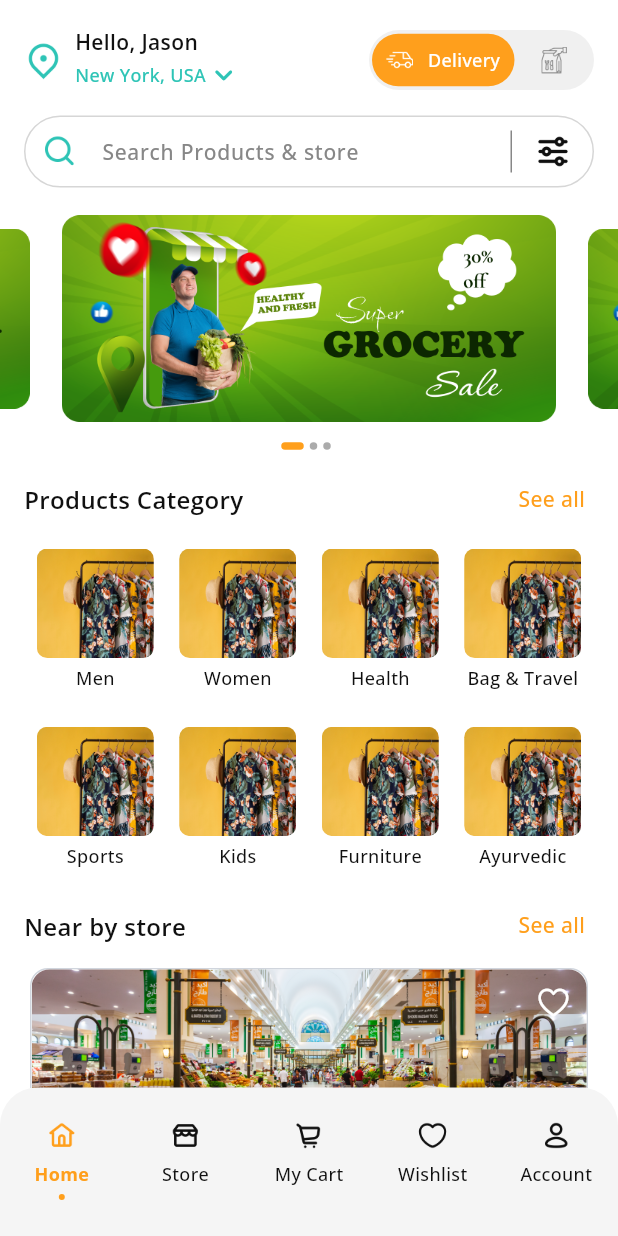
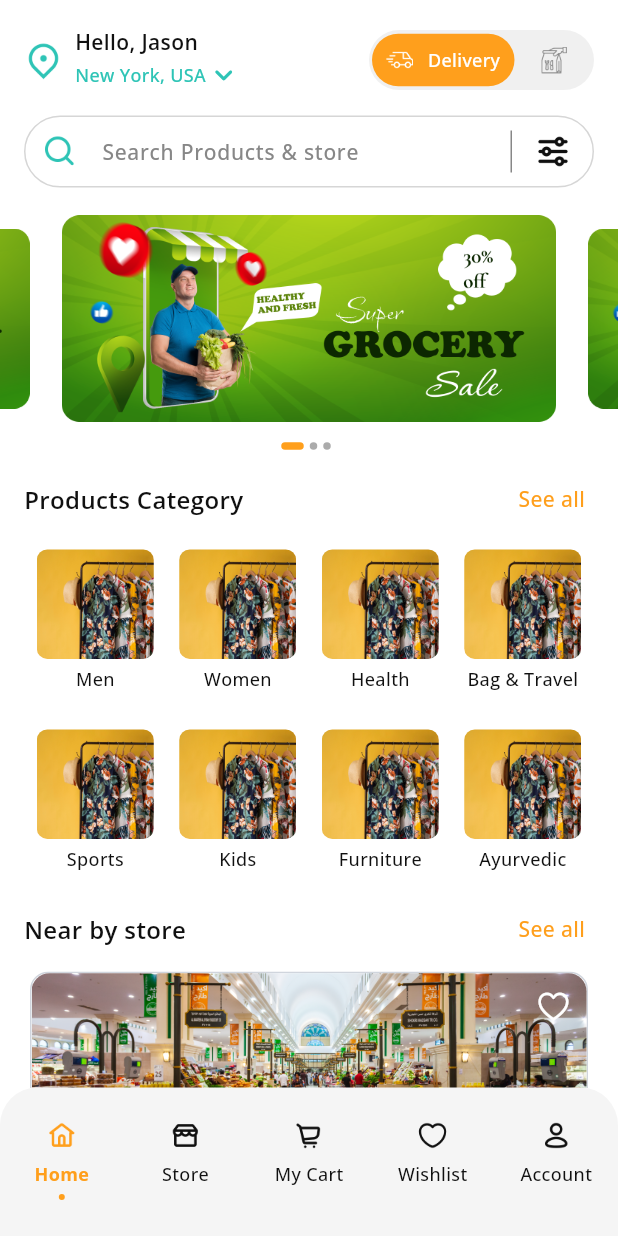
Before and after one commit to CBIPatel-Git/Local-First, a Flutter app: the BottomNavigationScreen screen opened directly, on a phone screen of 412 x 824 dp. Run offline on Flutter 3.47's test engine with Material 3 defaults, Android fonts, the phone set to English and light mode, and no system bars; drawn by our look-alikes of carousel_slider; our stand-ins replace connectivity_plus, dio, dotted_line, dropdown_button2, firebase_auth, firebase_core and 12 more; missing offline and left inert: flutter_login_facebook, flutter_polyline_points; accounts and stored records are empty.

Commit message:
normal changes

```diff
--- a/lib/Utility/common_function.dart
+++ b/lib/Utility/common_function.dart
@@ -137,13 +137,6 @@ final submittedPinTheme = defaultPinTheme.copyWith(
   ),
 );
 
-double getSliverGridDelegate(BuildContext context) {
-  return getScreenHeight(context) < 810
-      ? 2 / 2.7
-      : getScreenHeight(context) < 850
-          ? 2 / 2.5
-          : 2 / 2.4;
-}
 
 void showToast({required String message, Color? bgColor, Toast? toastLength}) {
   Fluttertoast.showToast(
--- a/lib/View/Authentication/create_account_screen.dart
+++ b/lib/View/Authentication/create_account_screen.dart
@@ -66,6 +66,7 @@ class _CreateAccountScreenState extends State<CreateAccountScreen> {
                           labelText: 'Mobile Number',
                           hintText: '+91 98765432190',
                           textEditingController: numberController,
+                          keyboardType: TextInputType.number,
                           validationFunction: (val) {
                             return phoneNumberValidation(val);
                           }),
@@ -74,6 +75,7 @@ class _CreateAccountScreenState extends State<CreateAccountScreen> {
                           labelText: 'Email Address',
                           hintText: 'Albertstevano@gmail.com',
                           textEditingController: emailController,
+                          keyboardType: TextInputType.emailAddress,
                           validationFunction: (val) {
                             return emailValidation(val);
                           }),
--- a/lib/View/Authentication/login_screen.dart
+++ b/lib/View/Authentication/login_screen.dart
@@ -65,6 +65,7 @@ class _LoginScreenState extends State<LoginScreen> {
                           labelText: 'Mobile Number',
                           hintText: '+91 98765432190',
                           textEditingController: numberController,
+                          keyboardType: TextInputType.number,
                           validationFunction: (val) {
                             return phoneNumberValidation(val);
                           }),
@@ -73,6 +74,7 @@ class _LoginScreenState extends State<LoginScreen> {
                           labelText: 'Email Address',
                           hintText: 'Albertstevano@gmail.com',
                           textEditingController: emailController,
+                          keyboardType: TextInputType.emailAddress,
                           validationFunction: (val) {
                             return emailValidation(val);
                           }),
--- a/lib/View/Dashboard/Home/all_category_screen.dart
+++ b/lib/View/Dashboard/Home/all_category_screen.dart
@@ -134,8 +134,8 @@ class _AllCategoryScreenState extends State<AllCategoryScreen> {
                               return GridView.builder(
                                 shrinkWrap: true,
                                 itemCount: selectedCategory.value + 1,
-                                gridDelegate: SliverGridDelegateWithFixedCrossAxisCount(
-                                    crossAxisCount: 3, childAspectRatio: getSliverGridDelegate(context)/*2 / 2.5*/),
+                                gridDelegate: const SliverGridDelegateWithFixedCrossAxisCount(
+                                    crossAxisCount: 3, mainAxisExtent: 115),
                                 itemBuilder: (context, index) {
                                   return Column(
                                     children: [
--- a/lib/View/Dashboard/Home/home_screen.dart
+++ b/lib/View/Dashboard/Home/home_screen.dart
@@ -151,9 +151,9 @@ class _HomeScreenState extends State<HomeScreen> {
                                 physics: const NeverScrollableScrollPhysics(),
                                 itemCount: kHomeController.productCategoryList.length,
                                 shrinkWrap: true,
-                                gridDelegate: SliverGridDelegateWithFixedCrossAxisCount(
+                                gridDelegate: const SliverGridDelegateWithFixedCrossAxisCount(
                                     crossAxisCount: 4,
-                                    childAspectRatio: getSliverGridDelegate(context)),
+                                    mainAxisExtent: 120),
                                 itemBuilder: (context, index) {
                                   return Column(
                                     mainAxisAlignment: MainAxisAlignment.center,
@@ -360,9 +360,9 @@ class _HomeScreenState extends State<HomeScreen> {
                             physics: const NeverScrollableScrollPhysics(),
                             itemCount: kHomeController.todayOfferList.length,
                             shrinkWrap: true,
-                            gridDelegate: SliverGridDelegateWithFixedCrossAxisCount(
+                            gridDelegate: const SliverGridDelegateWithFixedCrossAxisCount(
                                 crossAxisCount: 2,
-                                childAspectRatio: getSliverGridDelegate(context)),
+                                mainAxisExtent: 220),
                             itemBuilder: (context, index) {
                               return Container(
                                 decoration: BoxDecoration(
--- a/lib/View/Dashboard/Home/product_details_screen.dart
+++ b/lib/View/Dashboard/Home/product_details_screen.dart
@@ -434,10 +434,9 @@ class _ProductDetailsScreenState extends State<ProductDetailsScreen> {
                               shrinkWrap: true,
                               itemCount: 4,
                               physics: const NeverScrollableScrollPhysics(),
-                              gridDelegate: SliverGridDelegateWithFixedCrossAxisCount(
+                              gridDelegate: const SliverGridDelegateWithFixedCrossAxisCount(
                                   crossAxisCount: 2,
-                                  childAspectRatio:
-                                      getScreenHeight(context) < 810 ? 2 / 3.02 : 2 / 2.85),
+                                  mainAxisExtent: 250),
                               itemBuilder: (context, index) {
                                 return Container(
                                   margin: const EdgeInsets.symmetric(horizontal: 4, vertical: 8),
--- a/lib/View/Dashboard/Store/store_detail_screen.dart
+++ b/lib/View/Dashboard/Store/store_detail_screen.dart
@@ -168,8 +168,8 @@ class _StoreDetailScreenState extends State<StoreDetailScreen> {
                           physics: const NeverScrollableScrollPhysics(),
                           itemCount: 6,
                           shrinkWrap: true,
-                          gridDelegate: SliverGridDelegateWithFixedCrossAxisCount(
-                              crossAxisCount: 4, childAspectRatio: getSliverGridDelegate(context)),
+                          gridDelegate: const SliverGridDelegateWithFixedCrossAxisCount(
+                              crossAxisCount: 4, mainAxisExtent: 120),
                           itemBuilder: (context, index) {
                             return Column(
                               mainAxisAlignment: MainAxisAlignment.center,
--- a/lib/View/Dashboard/Wishlist/wishlist_screen.dart
+++ b/lib/View/Dashboard/Wishlist/wishlist_screen.dart
@@ -28,8 +28,8 @@ class _WishlistScreenState extends State<WishlistScreen> {
                 itemCount: kHomeController.todayOfferList.length,
                 shrinkWrap: true,
                 padding: const EdgeInsets.symmetric(horizontal: 16),
-                gridDelegate: SliverGridDelegateWithFixedCrossAxisCount(
-                    crossAxisCount: 2, childAspectRatio: getSliverGridDelegate(context)),
+                gridDelegate: const SliverGridDelegateWithFixedCrossAxisCount(
+                    crossAxisCount: 2, mainAxisExtent: 220),
                 itemBuilder: (context, index) {
                   return Container(
                     decoration: BoxDecoration(
--- a/lib/main.dart
+++ b/lib/main.dart
@@ -1,6 +1,7 @@
 import 'package:firebase_auth/firebase_auth.dart';
 import 'package:firebase_core/firebase_core.dart';
 import 'package:flutter/services.dart';
+import 'package:get_storage/get_storage.dart';
 import 'package:local_first/View/OnBoarding/splash_screen.dart';
 import 'package:responsive_framework/responsive_framework.dart';
 
@@ -12,6 +13,7 @@ late final FirebaseAuth auth;
 Future<void> main() async {
   WidgetsFlutterBinding.ensureInitialized();
   app = await Firebase.initializeApp();
+  await GetStorage.init();
   auth = FirebaseAuth.instanceFor(app: app);
   SystemChrome.setPreferredOrientations(
       [DeviceOrientation.portraitDown, DeviceOrientation.portraitUp]);
```
Also changed, not shown: lib/View/Dashboard/Account/account_screen.dart (+8 -6 lines), lib/View/OnBoarding/splash_screen.dart (+16 -0 lines).
